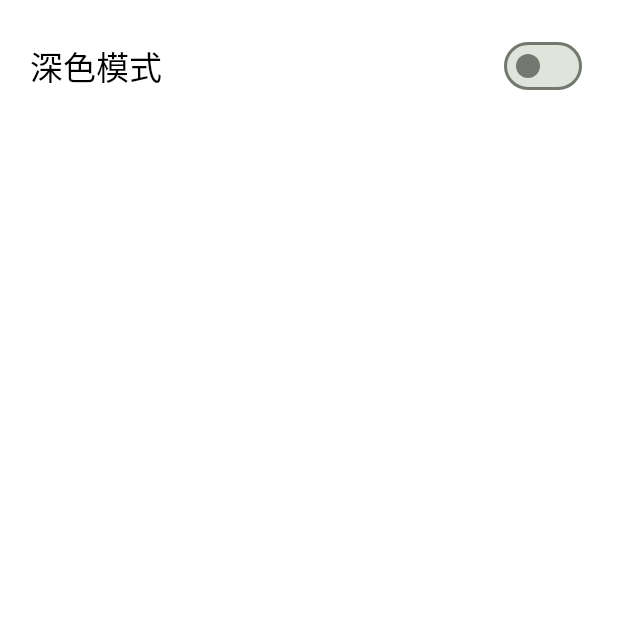
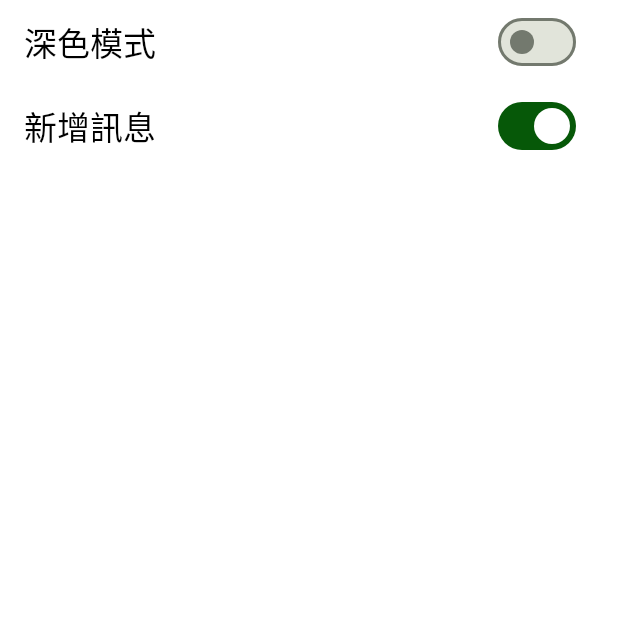
Before and after one commit to KennyChou/flutter_froghome_app, a Flutter app: the HelpView screen opened by its route, on a phone screen of 412 x 824 dp, the top half of it. Run offline on Flutter 3.47's test engine with Material 2 defaults, Android fonts, the phone set to English and light mode, and no system bars; our stand-ins replace cross_file, firebase_analytics, firebase_core, flex_color_scheme, flutter_slidable, get and 5 more; missing offline and left inert: clipboard, excel, jsaver; accounts and stored records are empty.

Commit message:
fixed somethime

```diff
--- a/lib/app/data/provider/plot_provider.dart
+++ b/lib/app/data/provider/plot_provider.dart
@@ -10,8 +10,6 @@ class PlotProvider {
   Future<void> init() async {
     Box<Plot> box = await Hive.openBox<Plot>('plots');
     values.value = box.values.toList().reversed.toList();
-    print('plot init ....');
-    print(values.value);
     await box.close();
   }
 
@@ -58,14 +56,10 @@ class PlotProvider {
     // // values.value = box.values.toList().reversed.toList();
     // values.value = [];
     // await box.close();
-    print('plot clear...');
     final box = await Hive.openBox('plots');
     box.deleteFromDisk();
-    print('plot clear... 1 ');
     // await box.close();
-    print('plot clear... 2');
     await init();
-    print('plot clear...3');
   }
 
   String getName(int key) {
--- a/lib/app/data/provider/settings_model.dart
+++ b/lib/app/data/provider/settings_model.dart
@@ -7,9 +7,14 @@ class SettingsProvider {
   bool get darkMode => _darkMode.value;
   set darkMode(bool value) => _darkMode.value = value;
 
+  final _messageMode = false.obs;
+  bool get messageMode => _messageMode.value;
+  set messageMode(bool value) => _messageMode.value = value;
+
   Future<void> init() async {
     var box = await Hive.openBox('settings');
     darkMode = await box.get('darkMode', defaultValue: false);
+    messageMode = await box.get('messageMode', defaultValue: true);
     await box.close();
     Get.changeThemeMode(darkMode ? ThemeMode.dark : ThemeMode.light);
   }
@@ -21,4 +26,11 @@ class SettingsProvider {
     await box.close();
     Get.changeThemeMode(darkMode ? ThemeMode.dark : ThemeMode.light);
   }
+
+  Future<void> updateMessageMode(bool value) async {
+    var box = await Hive.openBox('settings');
+    messageMode = value;
+    await box.put('messageMode', messageMode);
+    await box.close();
+  }
 }
--- a/lib/app/modules/Help/help_controller.dart
+++ b/lib/app/modules/Help/help_controller.dart
@@ -3,7 +3,6 @@ import 'package:get/get.dart';
 class HelpController extends GetxController {
   //TODO: Implement HelpController
 
-  final count = 0.obs;
   @override
   void onInit() {
     super.onInit();
@@ -18,6 +17,4 @@ class HelpController extends GetxController {
   void onClose() {
     super.onClose();
   }
-
-  void increment() => count.value++;
 }
--- a/lib/app/modules/Help/help_view.dart
+++ b/lib/app/modules/Help/help_view.dart
@@ -10,16 +10,14 @@ class HelpView extends GetView<HelpController> {
   @override
   Widget build(BuildContext context) {
     return Scaffold(
-      body: Container(
-        padding: const EdgeInsets.all(20),
-        child: Row(
-          mainAxisAlignment: MainAxisAlignment.spaceBetween,
+        body: ListView(
       children: [
-            Text(
+        ListTile(
+          title: Text(
             '深色模式',
             style: Theme.of(context).textTheme.titleLarge,
           ),
-            Obx(
+          trailing: Obx(
             () => Switch(
               value: DBService.settings.darkMode,
               onChanged: (value) {
@@ -27,9 +25,64 @@ class HelpView extends GetView<HelpController> {
               },
             ),
           ),
-          ],
+        ),
+        ListTile(
+          title: Text(
+            '新增訊息',
+            style: Theme.of(context).textTheme.titleLarge,
+          ),
+          trailing: Obx(
+            () => Switch(
+              value: DBService.settings.messageMode,
+              onChanged: (value) {
+                DBService.settings.updateMessageMode(value);
+              },
             ),
           ),
+        ),
+      ],
+    )
+        // body: Container(
+        //   padding: const EdgeInsets.all(20),
+        //   child: Column(
+        //     children: [
+        //       Row(
+        //         mainAxisAlignment: MainAxisAlignment.spaceBetween,
+        //         children: [
+        //           Text(
+        //             '深色模式',
+        //             style: Theme.of(context).textTheme.titleLarge,
+        //           ),
+        // Obx(
+        //   () => Switch(
+        //     value: DBService.settings.darkMode,
+        //     onChanged: (value) {
+        //       DBService.settings.updateDarkMode(value);
+        //     },
+        //   ),
+        // ),
+        //         ],
+        //       ),
+        //       Row(
+        //         mainAxisAlignment: MainAxisAlignment.spaceBetween,
+        //         children: [
+        //           Text(
+        //             '新增訊息',
+        //             style: Theme.of(context).textTheme.titleLarge,
+        //           ),
+        //           Obx(
+        //             () => Switch(
+        //               value: DBService.settings.messageMode,
+        //               onChanged: (value) {
+        //                 DBService.settings.updateMessageMode(value);
+        //               },
+        //             ),
+        //           ),
+        //         ],
+        //       ),
+        //     ],
+        //   ),
+        // ),
         );
   }
 }
--- a/lib/app/modules/RecordList/record_list_controller.dart
+++ b/lib/app/modules/RecordList/record_list_controller.dart
@@ -59,7 +59,7 @@ class RecordListController extends GetxController
         etime: Jiffy().add(minutes: 60).dateTime,
         fileId: UniqueKey().toString());
 
-    print(editLog.plot);
+    // print(editLog.plot);
     initCtrl();
   }
 
--- a/lib/app/modules/home/home_view.dart
+++ b/lib/app/modules/home/home_view.dart
@@ -62,11 +62,10 @@ class MenuDrawer extends StatelessWidget {
               Navigator.of(context).pop();
             },
           ),
-          Divider(color: Theme.of(context).colorScheme.secondaryContainer),
           ListTile(
             leading: const Icon(Icons.settings),
             title: Text(
-              '深色模式',
+              '系統設定',
               style: Theme.of(context).textTheme.titleMedium,
             ),
             onTap: () {
@@ -74,6 +73,7 @@ class MenuDrawer extends StatelessWidget {
               Navigator.of(context).pop();
             },
           ),
+          Divider(color: Theme.of(context).colorScheme.secondaryContainer),
           ListTile(
             leading: const Icon(Icons.link),
             title: Text(
--- a/lib/app/routes/app_pages.dart
+++ b/lib/app/routes/app_pages.dart
@@ -85,7 +85,7 @@ class AppPages {
         ),
         GetPage(
           name: _Paths.HELP,
-          title: '深色模式',
+          title: '系統設定',
           page: () => const HelpView(),
           binding: HelpBinding(),
         ),
--- a/lib/main.dart
+++ b/lib/main.dart
@@ -35,6 +35,8 @@ void main() async {
       navigatorObservers: [
         FirebaseAnalyticsObserver(analytics: analytics),
       ],
+      debugShowCheckedModeBanner: false,
+      enableLog: false,
     ),
   );
 }
--- a/pubspec.yaml
+++ b/pubspec.yaml
@@ -1,5 +1,5 @@
 name: flutter_froghome_app
-version: 0.0.1+7
+version: 1.0.0+8
 publish_to:
 description: 台灣兩棲蛙類調查工具
 environment:
```
Also changed, not shown: lib/app/data/services/dbservices.dart (+4 -4 lines), lib/app/modules/RecordEdit/components/frog_edit_widget.dart (+7 -2 lines), lib/app/modules/RecordEdit/components/frog_item_widget.dart (+10 -2 lines), lib/app/modules/RecordEdit/record_edit_controller.dart (+5 -5 lines), pubspec.lock, 1 other file. Lines whose indentation alone changed are shown as unchanged.
